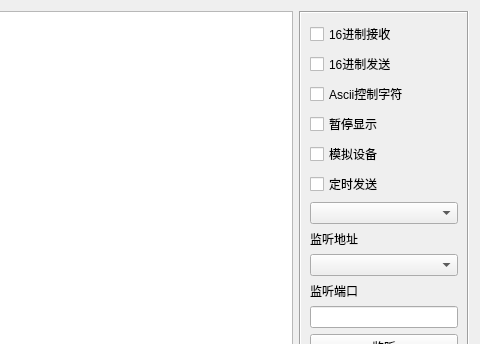
Before: the Qt Designer form form/frmtcpserver.ui in lianpeiliang/net_tran_helper, drawn with Qt 5; both pictures show x 320 to 800 and y 0 to 344 of the 800 by 615 pixel window.
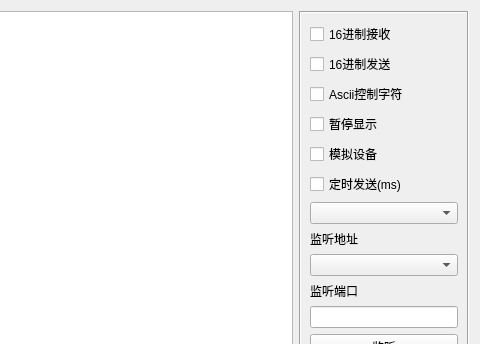
After: the same form once the commit is applied.

What changed in the file:
```diff
--- a/form/frmtcpserver.ui
+++ b/form/frmtcpserver.ui
@@ -92,7 +92,7 @@
       <item>
        <widget class="QCheckBox" name="ckAutoSend">
         <property name="text">
-         <string>定时发送</string>
+         <string>定时发送(ms)</string>
         </property>
        </widget>
       </item>
```
